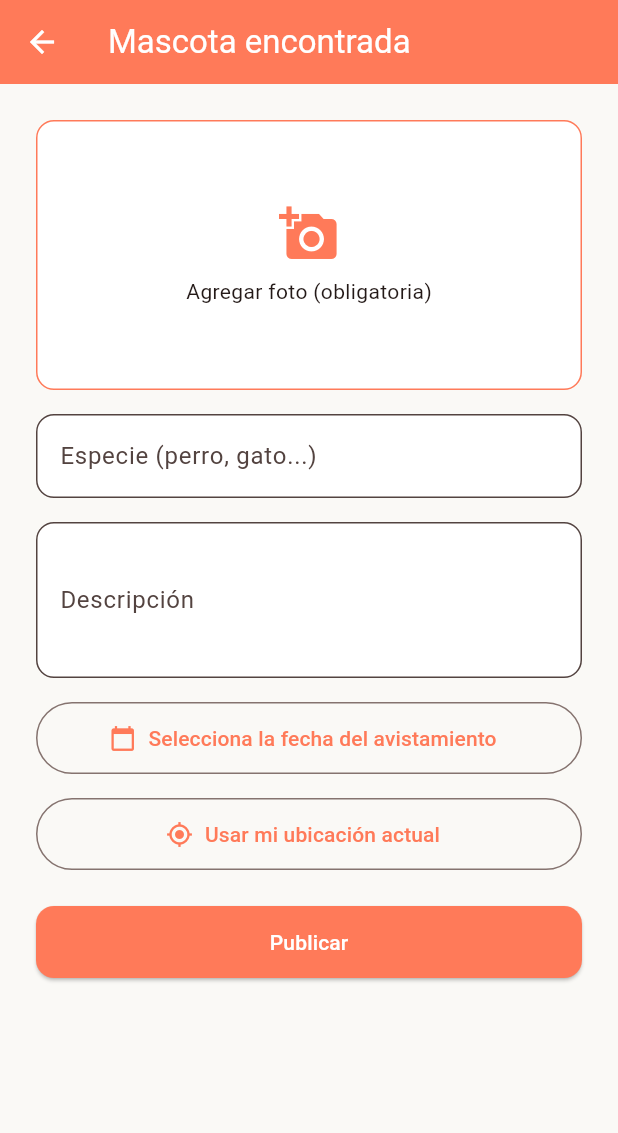
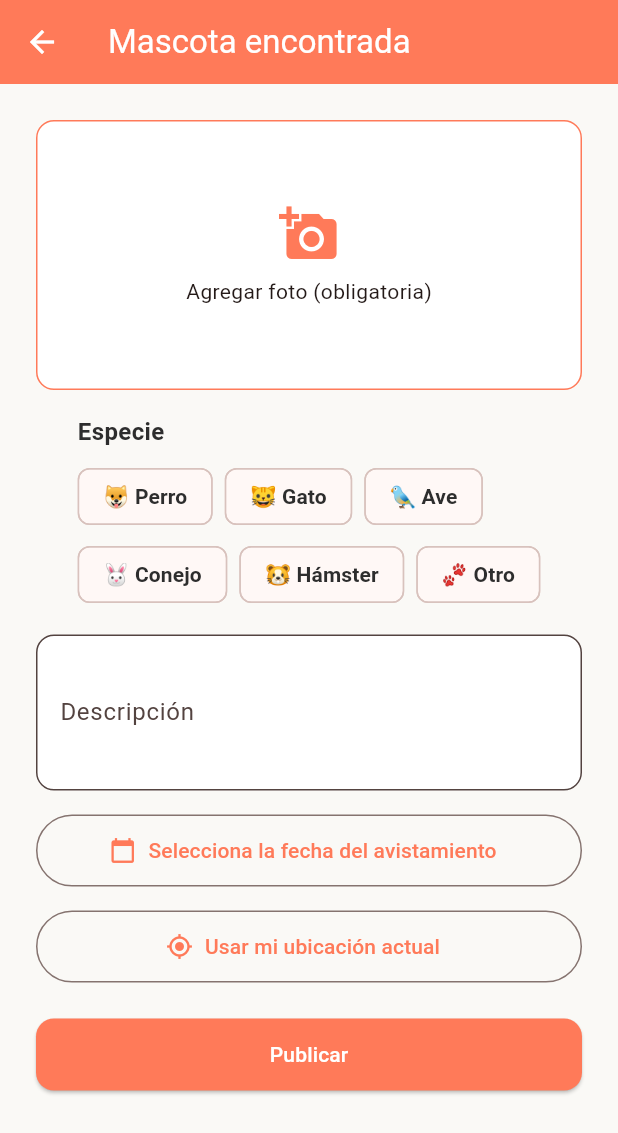
Before and after one commit to pangulan/AppPetMapFrontend, a Flutter app: the CrearEncontradaScreen screen opened directly, on a phone screen of 412 x 824 dp. Shown: the top 1133 px of the screen. Run offline on Flutter 3.47's test engine with Material 3 defaults, Android fonts, the phone set to English and light mode, and no system bars; our stand-ins replace flutter_map, geolocator, image_picker, latlong2, shared_preferences; accounts and stored records are empty.

Commit message:
feat: mapa con filtros, selector de especie, contacto y motivo de rechazo

```diff
--- /dev/null
+++ b/lib/core/widgets/selector_especie.dart
@@ -0,0 +1,119 @@
+import 'package:flutter/material.dart';
+import '../theme/app_colors.dart';
+
+class SelectorEspecie extends StatefulWidget {
+  const SelectorEspecie({super.key, required this.controller});
+
+  final TextEditingController controller;
+
+  @override
+  State<SelectorEspecie> createState() => _SelectorEspecieState();
+}
+
+class _SelectorEspecieState extends State<SelectorEspecie> {
+  static const _opciones = <String, String>{
+    'Perro': '🐶',
+    'Gato': '🐱',
+    'Ave': '🐦',
+    'Conejo': '🐰',
+    'Hámster': '🐹',
+  };
+  static const _otro = 'Otro';
+
+  String? _seleccion;
+  final _otroCtrl = TextEditingController();
+
+  @override
+  void initState() {
+    super.initState();
+    final actual = widget.controller.text.trim();
+    if (actual.isNotEmpty) {
+      if (_opciones.containsKey(actual)) {
+        _seleccion = actual;
+      } else {
+        _seleccion = _otro;
+        _otroCtrl.text = actual;
+      }
+    }
+  }
+
+  @override
+  void dispose() {
+    _otroCtrl.dispose();
+    super.dispose();
+  }
+
+  void _elegir(String valor, FormFieldState<String> campo) {
+    setState(() => _seleccion = valor);
+    widget.controller.text = valor == _otro ? _otroCtrl.text.trim() : valor;
+    campo.didChange(widget.controller.text);
+    if (campo.hasError) campo.validate();
+  }
+
+  Widget _chip(String etiqueta, String valor, FormFieldState<String> campo) {
+    final seleccionado = _seleccion == valor;
+    return ChoiceChip(
+      label: Text(etiqueta),
+      selected: seleccionado,
+      showCheckmark: false,
+      selectedColor: AppColors.primary,
+      labelStyle: TextStyle(
+        color: seleccionado ? Colors.white : AppColors.textPrimary,
+        fontWeight: FontWeight.w600,
+      ),
+      onSelected: (_) => _elegir(valor, campo),
+    );
+  }
+
+  @override
+  Widget build(BuildContext context) {
+    return FormField<String>(
+      validator: (_) =>
+          widget.controller.text.trim().isEmpty ? 'Elige la especie' : null,
+      builder: (campo) => Column(
+        crossAxisAlignment: CrossAxisAlignment.start,
+        children: [
+          const Text(
+            'Especie',
+            style: TextStyle(
+              fontWeight: FontWeight.bold,
+              fontSize: 16,
+              color: AppColors.textPrimary,
+            ),
+          ),
+          const SizedBox(height: 8),
+          Wrap(
+            spacing: 8,
+            runSpacing: 4,
+            children: [
+              for (final e in _opciones.entries)
+                _chip('${e.value} ${e.key}', e.key, campo),
+              _chip('🐾 Otro', _otro, campo),
+            ],
+          ),
+          if (_seleccion == _otro) ...[
+            const SizedBox(height: 12),
+            TextField(
+              controller: _otroCtrl,
+              textCapitalization: TextCapitalization.sentences,
+              decoration: const InputDecoration(labelText: 'Escribe la especie'),
+              onChanged: (v) {
+                widget.controller.text = v.trim();
+                campo.didChange(widget.controller.text);
+                if (campo.hasError) campo.validate();
+              },
+            ),
+          ],
+          if (campo.hasError)
+            Padding(
+              padding: const EdgeInsets.only(top: 6, left: 4),
+              child: Text(
+                campo.errorText!,
+                style: const TextStyle(color: AppColors.error, fontSize: 12),
+              ),
+            ),
+        ],
+      ),
+    );
+  }
+}
--- a/lib/screens/publicaciones/crear_encontrada_screen.dart
+++ b/lib/screens/publicaciones/crear_encontrada_screen.dart
@@ -4,8 +4,8 @@ import 'package:flutter/material.dart';
 import 'package:geolocator/geolocator.dart';
 import 'package:image_picker/image_picker.dart';
 import '../../core/theme/app_colors.dart';
+import '../../core/widgets/selector_especie.dart';
 import '../../services/publicacion_service.dart';
-import 'package:flutter/foundation.dart';
 
 class CrearEncontradaScreen extends StatefulWidget {
   const CrearEncontradaScreen({super.key});
@@ -29,14 +29,7 @@ class _CrearEncontradaScreenState extends State<CrearEncontradaScreen> {
   bool _cargando = false;
 
   @override
-  void initState() {
-    super.initState();
-    debugPrint('>>> pantalla encontrada: initState');
-  }
-
-  @override
   void dispose() {
-    debugPrint('>>> pantalla encontrada: dispose');
     _especieCtrl.dispose();
     _descripcionCtrl.dispose();
     super.dispose();
@@ -134,7 +127,6 @@ class _CrearEncontradaScreenState extends State<CrearEncontradaScreen> {
 
   // ---------- Fecha ----------
   Future<void> _elegirFecha() async {
-    debugPrint('>>> abriendo calendario');
     final hoy = DateTime.now();
     final elegida = await showDatePicker(
       context: context,
@@ -142,7 +134,6 @@ class _CrearEncontradaScreenState extends State<CrearEncontradaScreen> {
       firstDate: DateTime(hoy.year - 1),
       lastDate: hoy,
     );
-    debugPrint('>>> fecha elegida: $elegida');
     if (elegida != null) setState(() => _fecha = elegida);
   }
 
@@ -229,14 +220,7 @@ class _CrearEncontradaScreenState extends State<CrearEncontradaScreen> {
                 ),
               ),
               const SizedBox(height: 16),
-              TextFormField(
-                controller: _especieCtrl,
-                decoration:
-                    const InputDecoration(labelText: 'Especie (perro, gato...)'),
-                validator: (v) => (v == null || v.trim().isEmpty)
-                    ? 'La especie es obligatoria'
-                    : null,
-              ),
+              SelectorEspecie(controller: _especieCtrl),
               const SizedBox(height: 16),
               TextFormField(
                 controller: _descripcionCtrl,
--- a/pubspec.yaml
+++ b/pubspec.yaml
@@ -38,6 +38,8 @@ dependencies:
   shared_preferences: ^2.5.6
   image_picker: ^1.2.4
   geolocator: ^14.1.1
+  flutter_map: ^8.3.2
+  latlong2: ^0.10.1
 
 dev_dependencies:
   flutter_test:
```
Also changed, not shown: lib/screens/mapa/mapa_screen.dart (added, +454 -0 lines), lib/screens/publicaciones/mis_publicaciones_screen.dart (+20 -1 lines), lib/services/publicacion_service.dart (+15 -0 lines).
